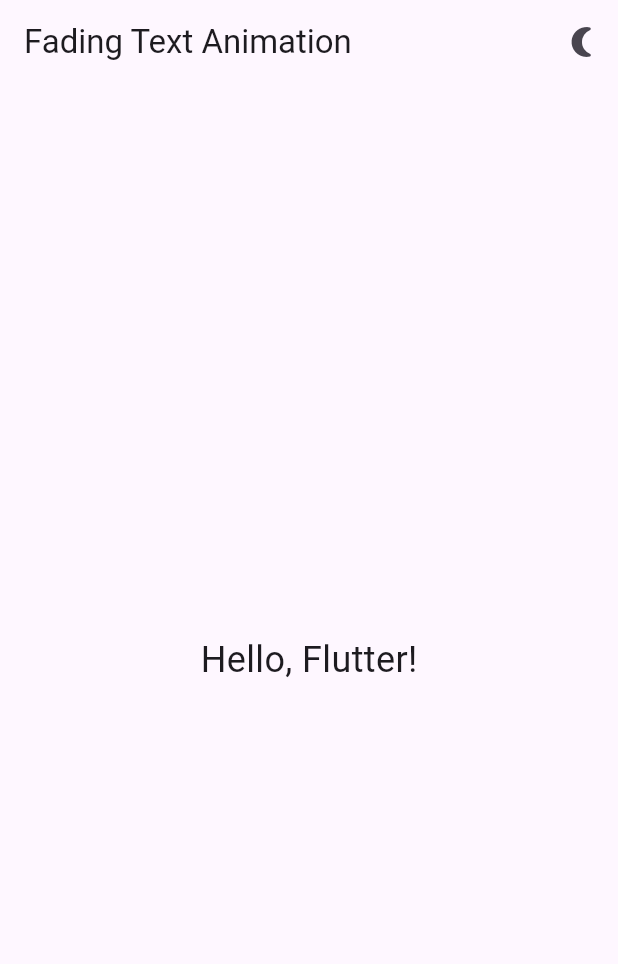
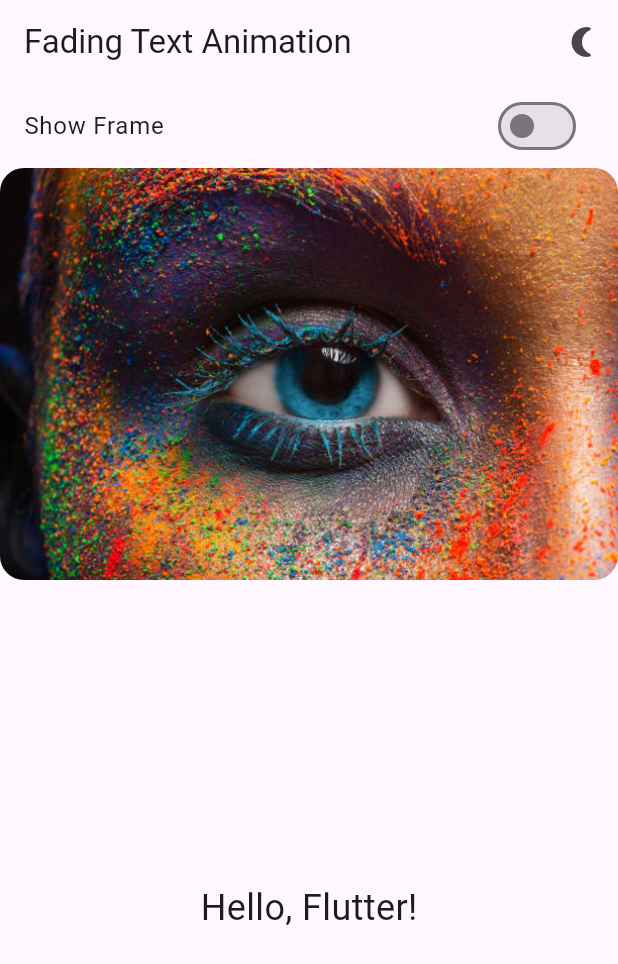
Before and after one commit to AdeosunI/fadingtext, a Flutter app: the screen it shows after launch, on a phone screen of 412 x 824 dp. Shown: the top 964 px of the screen. Run offline on Flutter 3.47's test engine with Material 3 defaults, Android fonts, the phone set to English and light mode, and no system bars.

```diff
--- a/lib/main.dart
+++ b/lib/main.dart
@@ -24,6 +24,7 @@ class AnimatedApp extends StatefulWidget {
 class AnimatedAppState extends State<AnimatedApp> {
   final PageController _pageViewController = PageController(initialPage: 1);
   bool _isDarkMode = false;
+  bool _showFrame = false;
 
   void _toggleTheme() {
     setState(() {
@@ -56,11 +57,40 @@ class AnimatedAppState extends State<AnimatedApp> {
             ),
           ],
         ),
-        body: PageView(
-          controller: _pageViewController,
+        body: Column(
           children: [
-            Center(child: PageContent(index: 1)),
-            Center(child: PageContent(index: 2)),
+            SwitchListTile(
+              title: const Text('Show Frame'),
+              value: _showFrame,
+              onChanged: (bool value) {
+                setState(() {
+                  _showFrame = value;
+                });
+              },
+            ),
+            AnimatedContainer(
+              duration: const Duration(milliseconds: 500),
+              curve: Curves.easeInOut,
+              decoration: BoxDecoration(
+                borderRadius: BorderRadius.circular(16),
+                border: _showFrame
+                    ? Border.all(color: Colors.blue, width: 4)
+                    : null,
+              ),
+              child: ClipRRect(
+                borderRadius: BorderRadius.circular(16),
+                child: Image.asset('images/i.jpg'),
+              ),
+            ),
+            Expanded(
+              child: PageView(
+                controller: _pageViewController,
+                children: [
+                  Center(child: PageContent(index: 1)),
+                  Center(child: PageContent(index: 2)),
+                ],
+              ),
+            ),
           ],
         ),
       ),
--- a/pubspec.yaml
+++ b/pubspec.yaml
@@ -57,10 +57,8 @@ flutter:
   # the material Icons class.
   uses-material-design: true
 
-  # To add assets to your application, add an assets section, like this:
-  # assets:
-  #   - images/a_dot_burr.jpeg
-  #   - images/a_dot_ham.jpeg
+  assets:
+    - images/i.jpg
 
   # An image asset can refer to one or more resolution-specific "variants", see
   # https://flutter.dev/to/resolution-aware-images
```
Also changed, not shown: images/i.jpg (added).
